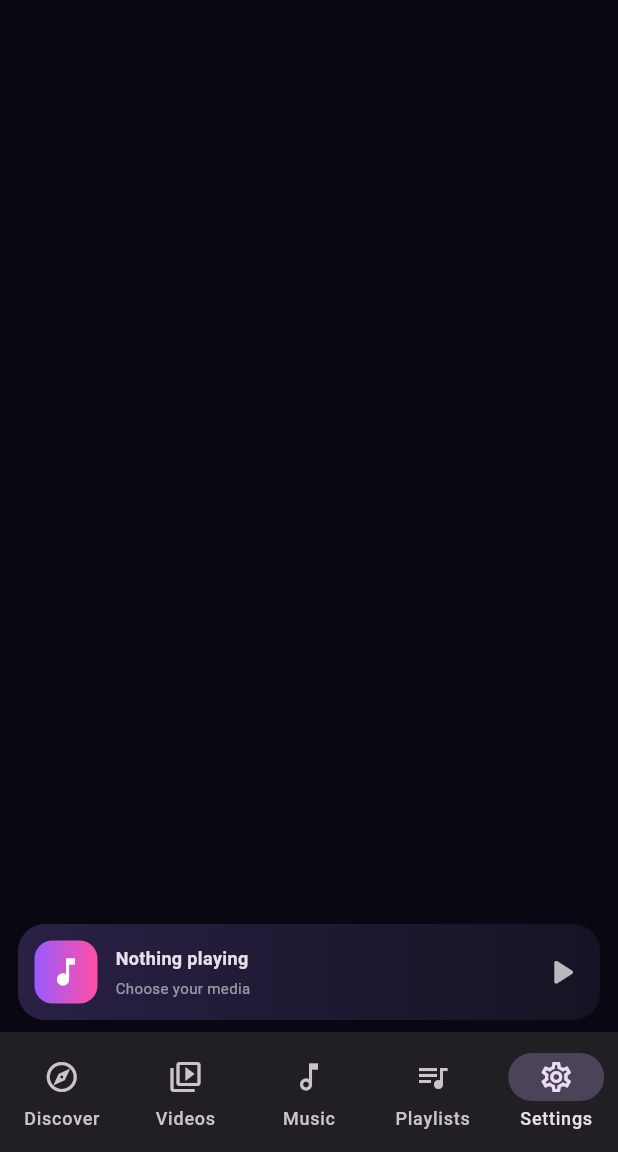
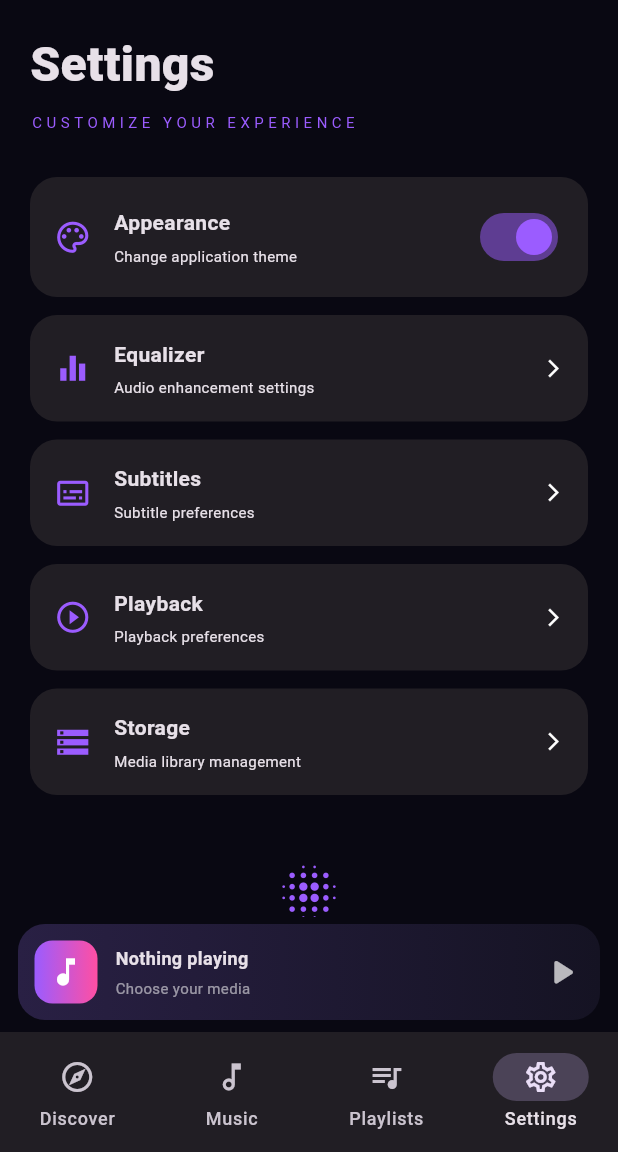
Before and after one commit to kevinonil/VortexPlayer, a Flutter app: the screen it shows after launch, scrolled down 551 dp, after a tap on the "settings" icon, on a phone screen of 412 x 824 dp, the part 84-1236 px from its top. Run offline on Flutter 3.47's test engine with Material 3 defaults, Android fonts, the phone set to English and light mode, and no system bars; our stand-ins replace file_picker, video_player; missing offline and left inert: photo_manager.

Commit message:
Refactor navigation by removing 'Videos' destination
Updated the navigation structure to remove the 'Videos' destination and adjusted the selected index accordingly.

```diff
--- a/lib/main.dart
+++ b/lib/main.dart
@@ -87,7 +87,7 @@ class _MainScreenState extends State<MainScreen> {
 
   @override
   Widget build(BuildContext context) {
-        final pages = [
+    final pages = [
       HomePage(onThemeChanged: widget.onThemeChanged),
       MediaPage(type: 'Music'),
       PlaylistPage(),
@@ -128,7 +128,7 @@ class _MainScreenState extends State<MainScreen> {
             ),
             IconButton(
               onPressed: () {
-                setState(() => selectedIndex = 4);
+                setState(() => selectedIndex = 3);
               },
               icon: const Icon(Icons.settings_outlined),
             ),
@@ -156,11 +156,6 @@ class _MainScreenState extends State<MainScreen> {
                 icon: Icon(Icons.explore_outlined),
                 selectedIcon: Icon(Icons.explore),
                 label: 'Discover',
-              ),
-              NavigationDestination(
-                icon: Icon(Icons.video_library_outlined),
-                selectedIcon: Icon(Icons.video_library),
-                label: 'Videos',
               ),
               NavigationDestination(
                 icon: Icon(Icons.music_note_outlined),
```
